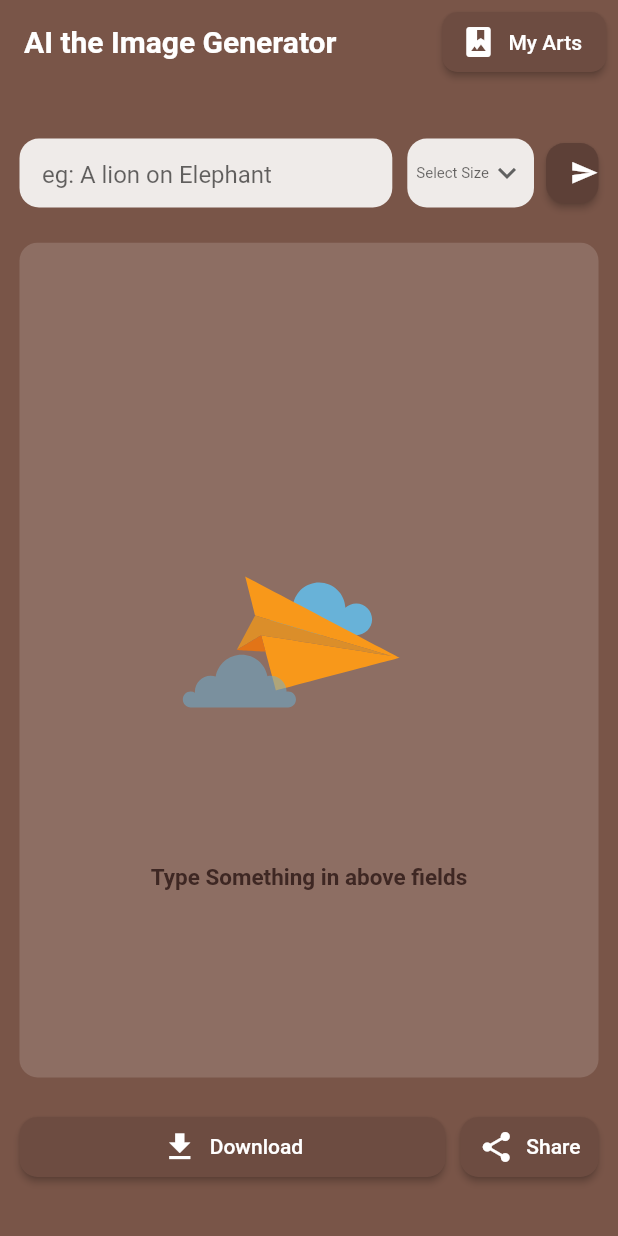
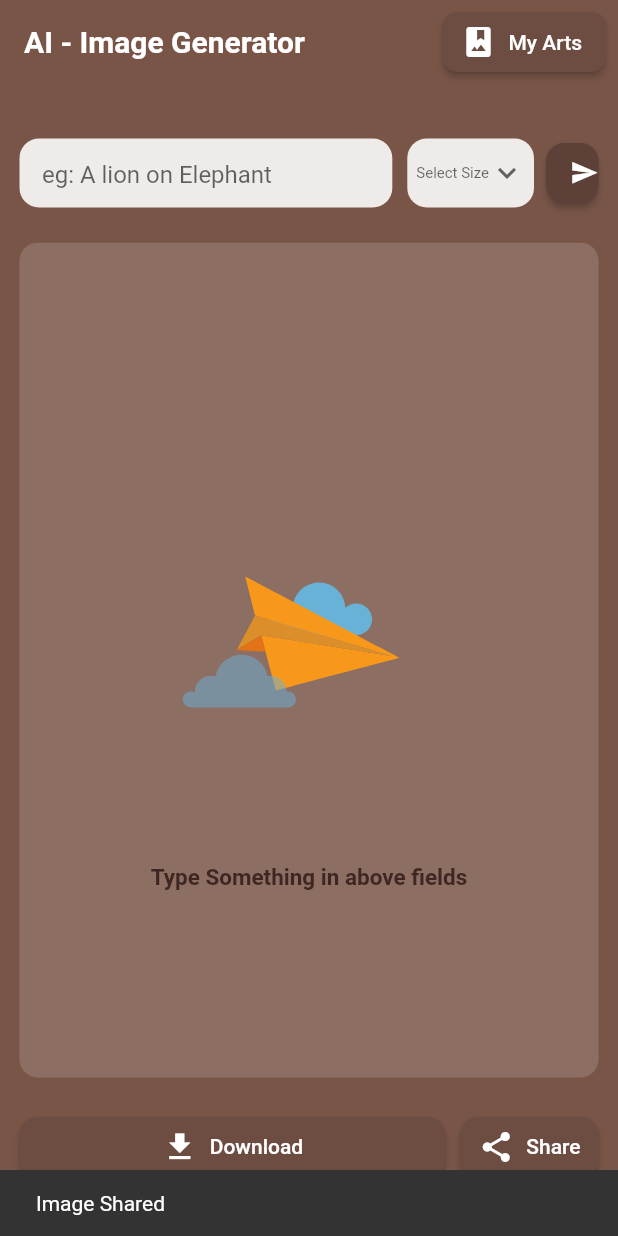
Before and after one commit to Perumallpardhiv/ARTs-from-AI, a Flutter app: the screen it shows after launch, after a tap on "Share", on a phone screen of 412 x 824 dp. Run offline on Flutter 3.47's test engine with Material 2 defaults, Android fonts, the phone set to English and light mode, and no system bars; our stand-ins replace lottie, screenshot, share_plus.

Commit message:
Share image functionality added

```diff
--- a/lib/mainscreen.dart
+++ b/lib/mainscreen.dart
@@ -1,6 +1,12 @@
+import 'dart:io';
+import 'dart:typed_data';
+
 import 'package:ai_art/aoifetch.dart';
 import 'package:flutter/material.dart';
 import 'package:lottie/lottie.dart';
+import 'package:path_provider/path_provider.dart';
+import 'package:screenshot/screenshot.dart';
+import 'package:share_plus/share_plus.dart';
 
 class mainScreen extends StatefulWidget {
   const mainScreen({super.key});
@@ -17,6 +23,7 @@ class _mainScreenState extends State<mainScreen> {
   String img = '';
   var isLoading = true;
   var p = 0;
+  ScreenshotController screenshotController = ScreenshotController();
 
   @override
   Widget build(BuildContext context) {
@@ -43,7 +50,7 @@ class _mainScreenState extends State<mainScreen> {
         elevation: 0,
         backgroundColor: Colors.brown,
         title: Text(
-          "AI the Image Generator",
+          "AI - Image Generator",
           style: TextStyle(
             fontWeight: FontWeight.bold,
             color: Colors.white,
@@ -184,8 +191,11 @@ class _mainScreenState extends State<mainScreen> {
                             decoration: BoxDecoration(
                               borderRadius: BorderRadius.circular(16),
                             ),
-                            child: Image.network(
-                              img,
+                            child: Screenshot(
+                              controller: screenshotController,
+                              child: Image.network(
+                                img,
+                              ),
                             ),
                           ),
                         ],
@@ -280,7 +290,34 @@ class _mainScreenState extends State<mainScreen> {
                           ),
                           backgroundColor: Colors.brown[600],
                         ),
-                        onPressed: () {},
+                        onPressed: () async {
+                          await screenshotController
+                              .capture(
+                                  pixelRatio: 1.0,
+                                  delay: Duration(milliseconds: 100))
+                              .then(
+                            (Uint8List? img) async {
+                              if (img != null) {
+                                final directory =
+                                    (await getApplicationDocumentsDirectory())
+                                        .path;
+                                final filename = "share.png";
+                                final imgpath =
+                                    await File("${directory}/${filename}")
+                                        .create();
+                                await imgpath.writeAsBytes(img);
+
+                                Share.shareFiles([imgpath.path],
+                                    text: "Generated by AI");
+                              } else {
+                                print("Failed to take screenshot");
+                              }
+                            },
+                          );
+
+                          ScaffoldMessenger.of(context).showSnackBar(
+                              SnackBar(content: Text("Image Shared")));
+                        },
                         label: Text("Share"),
                       ),
                     ],
--- a/pubspec.yaml
+++ b/pubspec.yaml
@@ -32,6 +32,10 @@ dependencies:
     sdk: flutter
   http: ^0.13.5
   lottie: ^2.2.0
+  path_provider: ^2.0.12
+  permission_handler: ^10.2.0
+  screenshot: ^1.3.0
+  share_plus: ^6.3.1
 
   # The following adds the Cupertino Icons font to your application.
   # Use with the CupertinoIcons class for iOS style icons.
```
Also changed, not shown: pubspec.lock, 7 other files.
